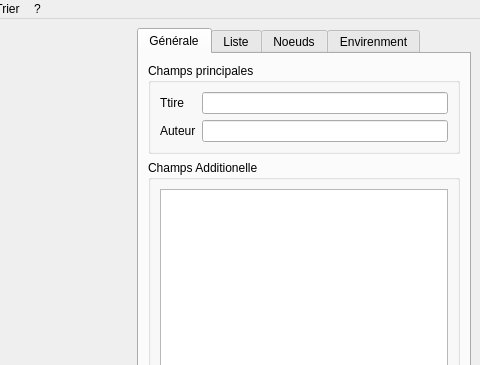
Before: the Qt Designer form sources/interface.ui in b4n92uid/theball-editor, drawn with Qt 5; both pictures show x 320 to 800 and y 0 to 365 of the 800 by 600 pixel window.
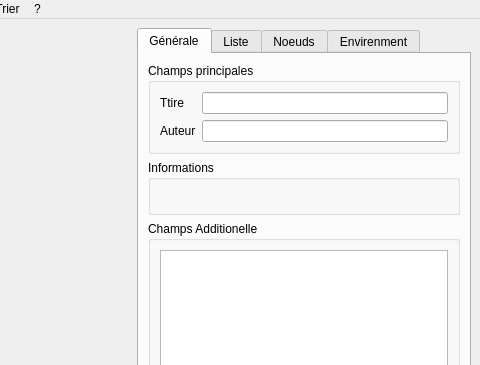
After: the same form once the commit is applied. The open tabs and pages were chosen to show the change. Icons and pictures are not drawn. Custom widgets are drawn as their Qt base class.

Commit message: Introduce the new informations box to general tab

What changed in the file:
```diff
--- a/sources/interface.ui
+++ b/sources/interface.ui
@@ -43,7 +43,7 @@
        <attribute name="title">
         <string>Générale</string>
        </attribute>
-       <layout class="QVBoxLayout" name="verticalLayout_7" stretch="1,8">
+       <layout class="QVBoxLayout" name="verticalLayout_7" stretch="1,0,8">
         <item>
          <widget class="QGroupBox" name="groupBox_3">
           <property name="title">
@@ -73,6 +73,22 @@
           </layout>
          </widget>
         </item>
+        <item>
+         <widget class="QGroupBox" name="groupBox_4">
+          <property name="title">
+           <string>Informations</string>
+          </property>
+          <layout class="QVBoxLayout" name="verticalLayout_6">
+           <item>
+            <widget class="QLabel" name="gen_information">
+             <property name="text">
+              <string/>
+             </property>
+            </widget>
+           </item>
+          </layout>
+         </widget>
+        </item>
         <item>
          <widget class="QGroupBox" name="groupBox_2">
           <property name="title">
```
Left out of the diff: 2 changed lines with no effect on the pictures. The commit also changes 5 other files.
